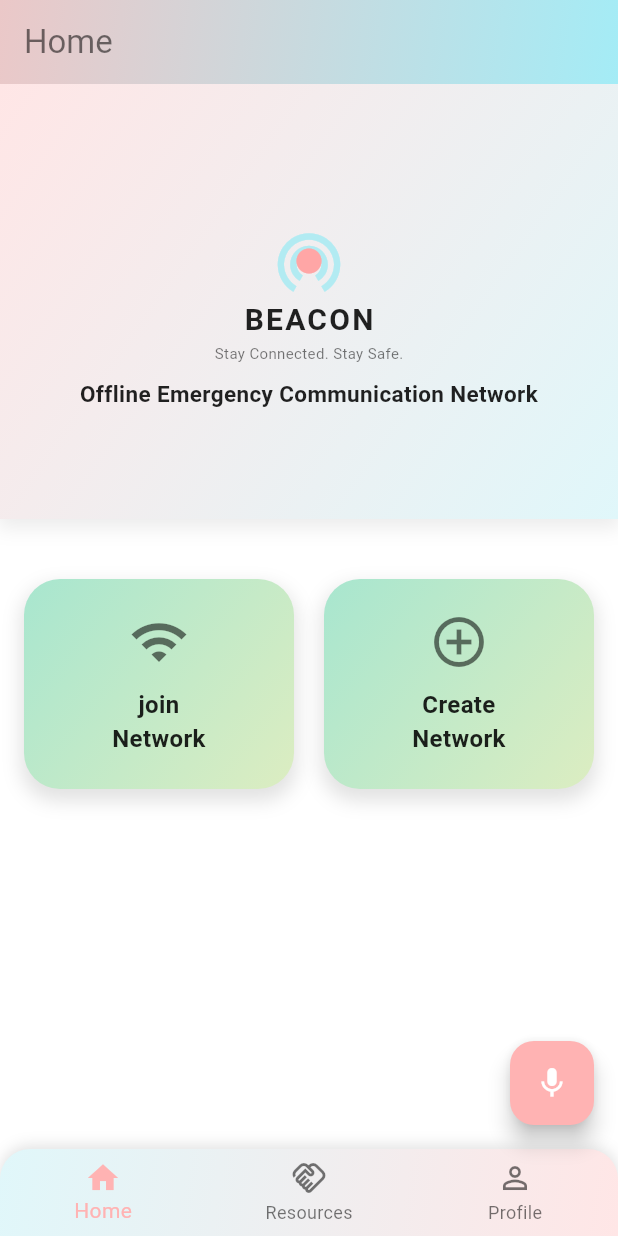
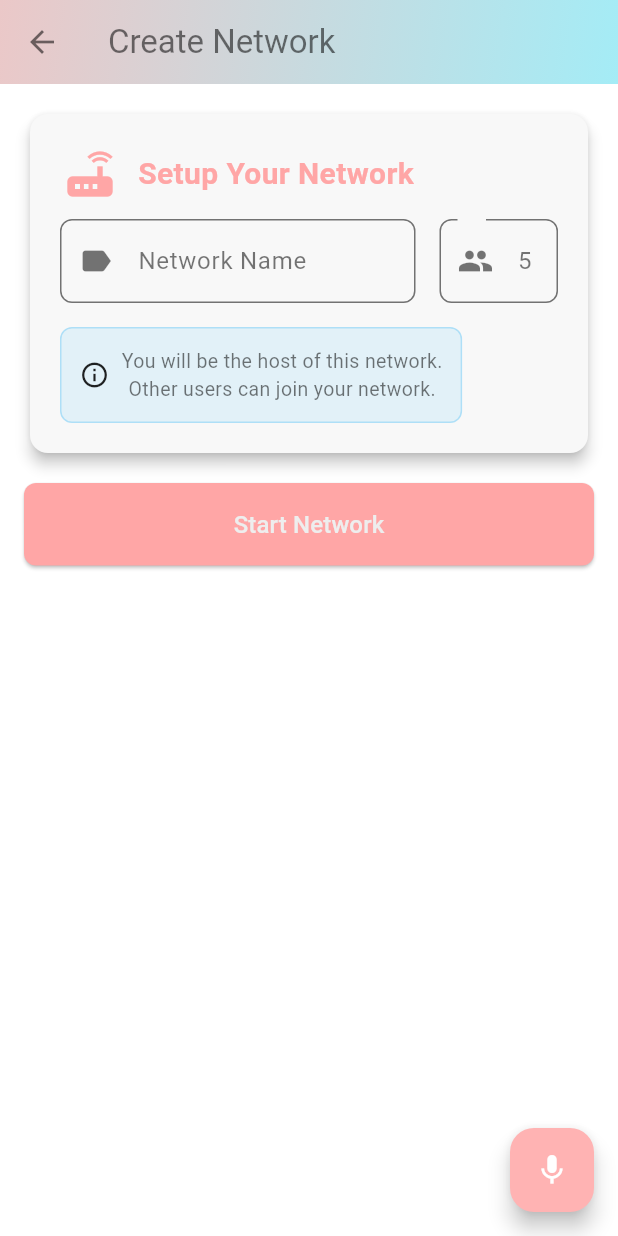
Before and after one commit to Hagerh/-BEACON-app-, a Flutter app: the screen it shows after launch, after a tap on an icon or button, on a phone screen of 412 x 824 dp. Run offline on Flutter 3.47's test engine with Material 3 defaults, Android fonts, the phone set to English and light mode, and no system bars.

Commit message:
Create Network Screen (Server)

```diff
--- a/lib/constants/settings.dart
+++ b/lib/constants/settings.dart
@@ -1,5 +1,6 @@
 const landingScreen = '/';
 const networkScreen = '/network';
+const createNetworkScreen = '/create_network';
 const profileScreen = '/profile';
 const chatScreen = '/chat';
 const resourceScreen = '/resources';
--- a/lib/main.dart
+++ b/lib/main.dart
@@ -2,6 +2,7 @@ import 'package:flutter/material.dart';
 import 'package:projectdemo/constants/colors.dart';
 import 'package:projectdemo/presentation/screens/landing_screen.dart';
 import 'package:projectdemo/presentation/screens/joinNetworks_screen.dart';
+import 'package:projectdemo/presentation/screens/createNetwork_screen.dart';
 import 'package:projectdemo/presentation/screens/profile_screen.dart';
 import 'package:projectdemo/constants/settings.dart';
 import 'package:projectdemo/presentation/screens/resourceSharing_screen.dart';
@@ -17,7 +18,7 @@ class MyApp extends StatelessWidget {
   Widget build(BuildContext context) {
     return MaterialApp(
       debugShowCheckedModeBanner: false,
-      title: 'Flutter Demo',
+      title: 'BEACON Network',
       theme: ThemeData(
         brightness: Brightness.dark,
         scaffoldBackgroundColor: AppColors.primaryBackground,
@@ -35,6 +36,7 @@ class MyApp extends StatelessWidget {
       routes: {
         landingScreen: (context) => LandingScreen(),
         networkScreen: (context) => Joinnetworkscreen(),
+        createNetworkScreen: (context) => CreateNetworkScreen(),
         profileScreen: (context) => ProfileScreen(),
         // '/chat': (context) => ChatScreen(),
         resourceScreen: (context) => ResourceSharingScreen(),
--- a/lib/presentation/screens/createNetwork_screen.dart
+++ b/lib/presentation/screens/createNetwork_screen.dart
@@ -0,0 +1,577 @@
+import 'dart:async';
+import 'package:flutter/material.dart';
+import 'package:projectdemo/constants/colors.dart';
+import 'package:projectdemo/presentation/widgets/voice_widget.dart';
+
+class ConnectedUser {
+  final String id;
+  final String name;
+  final String joinedAt;
+  final int maxConnections = 5;
+
+  ConnectedUser({required this.id, required this.name, required this.joinedAt});
+}
+
+class CreateNetworkScreen extends StatefulWidget {
+  const CreateNetworkScreen({super.key});
+
+  @override
+  State<CreateNetworkScreen> createState() => _CreateNetworkScreenState();
+}
+
+class _CreateNetworkScreenState extends State<CreateNetworkScreen> {
+  final TextEditingController _networkNameController = TextEditingController();
+  final TextEditingController _networkMaxConnectionsController =
+      TextEditingController(text: '5');
+  bool _isNetworkActive = false; /////////
+  bool _isStarting = false;
+  List<ConnectedUser> _connectedUsers = [];
+  String _networkId = '';
+
+  @override
+  void initState() {
+    super.initState();
+  }
+
+  /////////////////
+  @override
+  void dispose() {
+    _networkNameController.dispose();
+    _networkMaxConnectionsController.dispose();
+    super.dispose();
+  }
+
+  void _startNetwork() async {
+    if (_networkNameController.text.trim().isEmpty) {
+      ScaffoldMessenger.of(context).showSnackBar(
+        const SnackBar(
+          content: Text('Enter a network name'),
+          backgroundColor: AppColors.alertRed,
+        ),
+      );
+      return;
+    }
+
+    setState(() {
+      _isStarting = true;
+    });
+
+    // Simulate network initialization
+    await Future.delayed(const Duration(seconds: 2));
+
+    setState(() {
+      _isStarting = false;
+      _isNetworkActive = true;
+      _networkId = 'BEACON-${DateTime.now().millisecondsSinceEpoch % 10000}';
+    });
+
+    // Start listening for connections (mock data for now)
+    _listenForConnections();
+  }
+
+  // TODO: Implement real peer connection service
+  void _listenForConnections() {
+    setState(() {
+      _connectedUsers.add(
+        ConnectedUser(
+          id: '${_connectedUsers.length + 1}',
+          name: 'Device ${_connectedUsers.length + 1}',
+          joinedAt: DateTime.now().toString(),
+        ),
+      );
+      _connectedUsers.add(
+        ConnectedUser(
+          id: '${_connectedUsers.length + 1}',
+          name: 'Device ${_connectedUsers.length + 1}',
+          joinedAt: DateTime.now().toString(),
+        ),
+      );
+    });
+  }
+
+  void _stopNetwork() {
+    setState(() {
+      _isNetworkActive = false;
+      _connectedUsers.clear();
+      _networkId = '';
+    });
+
+    ScaffoldMessenger.of(context).showSnackBar(
+      const SnackBar(
+        content: Text('Network stopped successfully'),
+        backgroundColor: AppColors.alertRed,
+      ),
+    );
+  }
+
+  void _disconnectUser(ConnectedUser user) {
+    setState(() {
+      _connectedUsers.remove(user);
+    });
+
+    ScaffoldMessenger.of(context).showSnackBar(
+      SnackBar(
+        content: Text('${user.name} has been disconnected'),
+        backgroundColor: AppColors.alertRed,
+      ),
+    );
+  }
+
+  @override
+  Widget build(BuildContext context) {
+    return Scaffold(
+      appBar: AppBar(
+        title: const Text("Create Network"),
+        flexibleSpace: Container(
+          decoration: const BoxDecoration(
+            gradient: LinearGradient(
+              begin: Alignment.topLeft,
+              end: Alignment.bottomRight,
+              colors: [
+                Color.fromARGB(255, 235, 200, 200),
+                Color.fromARGB(255, 164, 236, 246),
+              ],
+            ),
+          ),
+        ),
+      ),
+      body: SingleChildScrollView(
+        child: Padding(
+          padding: const EdgeInsets.all(16.0),
+          child: Column(
+            crossAxisAlignment: CrossAxisAlignment.stretch,
+            children: [
+              if (!_isNetworkActive) ...[
+                _buildNetworkSetupCard(),
+                const SizedBox(height: 16),
+                _buildStartButton(),
+              ] else ...[
+                _buildNetworkInfoCard(),
+                const SizedBox(height: 16),
+                _buildConnectedUsers(),
+                const SizedBox(height: 16),
+                _buildStopButton(),
+              ],
+            ],
+          ),
+        ),
+      ),
+      floatingActionButton: const VoiceWidget(),
+    );
+  }
+
+  Widget _buildNetworkSetupCard() {
+    return Card(
+      elevation: 4,
+      shape: RoundedRectangleBorder(borderRadius: BorderRadius.circular(12)),
+      child: Padding(
+        padding: const EdgeInsets.all(20.0),
+        child: Column(
+          crossAxisAlignment: CrossAxisAlignment.start,
+          children: [
+            Row(
+              children: [
+                Icon(Icons.router, color: AppColors.alertRed, size: 40),
+                const SizedBox(width: 12),
+                Text(
+                  'Setup Your Network',
+                  style: TextStyle(
+                    fontSize: 20,
+                    fontWeight: FontWeight.bold,
+                    color: AppColors.alertRed,
+                  ),
+                ),
+              ],
+            ),
+            const SizedBox(height: 10),
+            Row(
+              children: [
+                const SizedBox(height: 20),
+                Expanded(
+                  flex: 3,
+                  child: TextField(
+                    controller: _networkNameController,
+                    decoration: InputDecoration(
+                      labelText: 'Network Name',
+                      hintText: 'Enter a name for your network',
+                      prefixIcon: const Icon(Icons.label),
+                      border: OutlineInputBorder(
+                        borderRadius: BorderRadius.circular(8),
+                      ),
+                      filled: true,
+                      fillColor: AppColors.secondaryBackground,
+                    ),
+                  ),
+                ),
+                const SizedBox(width: 16),
+                Expanded(
+                  flex: 1,
+                  child: TextField(
+                    controller: _networkMaxConnectionsController,
+                    keyboardType: TextInputType.number,
+                    decoration: InputDecoration(
+                      labelText: 'Max Connections',
+                      prefixIcon: const Icon(Icons.people),
+                      border: OutlineInputBorder(
+                        borderRadius: BorderRadius.circular(8),
+                      ),
+                      filled: true,
+                      fillColor: AppColors.secondaryBackground,
+                    ),
+                  ),
+                ),
+              ],
+            ),
+
+            const SizedBox(height: 16),
+            Row(
+              mainAxisSize: MainAxisSize.min,
+              mainAxisAlignment: MainAxisAlignment.center,
+              children: [
+                Container(
+                  padding: const EdgeInsets.all(12),
+                  decoration: BoxDecoration(
+                    color: AppColors.infoBlue.withValues(alpha: 0.3),
+                    borderRadius: BorderRadius.circular(8),
+                    border: Border.all(color: AppColors.infoBlue),
+                  ),
+                  child: Row(
+                    children: [
+                      Icon(
+                        Icons.info_outline,
+                        color: AppColors.textPrimary,
+                        size: 20,
+                      ),
+                      const SizedBox(width: 8),
+                      Column(
+                        children: [
+                          Text(
+                            'You will be the host of this network.',
+                            style: TextStyle(
+                              fontSize: 13,
+                              color: AppColors.textSecondary,
+                            ),
+                          ),
+                          Text(
+                            'Other users can join your network.',
+                            style: TextStyle(
+                              fontSize: 13,
+                              color: AppColors.textSecondary,
+                            ),
+                          ),
+                        ],
+                      ),
+                    ],
+                  ),
+                ),
+              ],
+            ),
+          ],
+        ),
+      ),
+    );
+  }
+
+  Widget _buildStartButton() {
+    return ElevatedButton(
+      onPressed: _isStarting ? null : _startNetwork,
+      style: ElevatedButton.styleFrom(
+        backgroundColor: AppColors.alertRed,
+        padding: const EdgeInsets.symmetric(vertical: 16),
+        shape: RoundedRectangleBorder(borderRadius: BorderRadius.circular(8)),
+      ),
+      child: _isStarting
+          ? Row(
+              mainAxisAlignment: MainAxisAlignment.center,
+              children: [
+                SizedBox(
+                  width: 20,
+                  height: 20,
+                  child: CircularProgressIndicator(
+                    strokeWidth: 2,
+                    color: AppColors.textPrimary,
+                  ),
+                ),
+                const SizedBox(width: 12),
+                Text(
+                  'Starting Network...',
+                  style: TextStyle(
+                    fontSize: 16,
+                    fontWeight: FontWeight.bold,
+                    color: AppColors.textPrimary,
+                  ),
+                ),
+              ],
+            )
+          : Text(
+              'Start Network',
+              style: TextStyle(fontSize: 16, color: AppColors.borderLight),
+            ),
+    );
+  }
+
+  Widget _buildNetworkInfoCard() {
+    return Card(
+      elevation: 4,
+      shape: RoundedRectangleBorder(borderRadius: BorderRadius.circular(12)),
+      color: AppColors.resourceNeed,
+      child: Padding(
+        padding: const EdgeInsets.all(20),
+        child: Column(
+          crossAxisAlignment: CrossAxisAlignment.start,
+          children: [
+            Row(
+              children: [
+                Container(
+                  padding: const EdgeInsets.all(8),
+                  decoration: BoxDecoration(
+                    color: Colors.white,
+                    shape: BoxShape.circle,
+                  ),
+                  child: Icon(Icons.check, color: Colors.lightGreen, size: 24),
+                ),
+                const SizedBox(width: 12),
+                Text(
+                  'Network Active',
+                  style: TextStyle(
+                    fontSize: 20,
+                    fontWeight: FontWeight.bold,
+                    color: Colors.white,
+                  ),
+                ),
+              ],
+            ),
+            const SizedBox(height: 16),
+            _buildInfoRow(
+              Icons.label,
+              'Network Name',
+              _networkNameController.text,
+            ),
+            const SizedBox(height: 16),
+            _buildInfoRow(Icons.tag, 'Network ID', _networkId),
+            const SizedBox(height: 16),
+            _buildInfoRow(
+              Icons.people,
+              'Connected Users',
+              '${_connectedUsers.length} / ${_networkMaxConnectionsController.text}',
+            ),
+            const SizedBox(height: 12),
+            _buildInfoRow(
+              Icons.signal_wifi_4_bar,
+              'Status',
+              'Listening for connections...',
+            ),
+          ],
+        ),
+      ),
+    );
+  }
+
+  Widget _buildInfoRow(IconData icon, String label, String value) {
+    return Row(
+      children: [
+        Icon(icon, size: 25, color: AppColors.textSecondary),
+        const SizedBox(width: 8),
+        Text(
+          '$label: ',
+          style: TextStyle(
+            fontSize: 18,
+            color: AppColors.textSecondary,
+            fontWeight: FontWeight.w500,
+          ),
+        ),
+        Expanded(
+          child: Text(
+            value,
+            style: TextStyle(
+              fontSize: 18,
+              color: AppColors.textSecondary,
+              fontWeight: FontWeight.bold,
+              fontStyle: FontStyle.italic,
+            ),
+          ),
+        ),
+      ],
+    );
+  }
+
+  Widget _buildConnectedUsers() {
+    return Column(
+      crossAxisAlignment: CrossAxisAlignment.start,
+      children: [
+        Text(
+          'Connected Devices:',
+          style: TextStyle(
+            fontSize: 18,
+            fontWeight: FontWeight.bold,
+            color: AppColors.textPrimary,
+          ),
+        ),
+        const SizedBox(height: 12),
+        _connectedUsers.isEmpty
+            ? Card(
+                child: Padding(
+                  padding: const EdgeInsets.all(24.0),
+                  child: Center(
+                    child: Column(
+                      children: [
+                        Icon(
+                          Icons.devices,
+                          size: 48,
+                          color: AppColors.textSecondary,
+                        ),
+                        const SizedBox(height: 12),
+                        Text(
+                          'No devices connected yet',
+                          style: TextStyle(
+                            color: AppColors.textSecondary,
+                            fontSize: 14,
+                          ),
+                        ),
+                        const SizedBox(height: 8),
+                        Text(
+                          'Waiting for users to join...',
+                          style: TextStyle(
+                            color: AppColors.textSecondary,
+                            fontSize: 12,
+                          ),
+                        ),
+                      ],
+                    ),
+                  ),
+                ),
+              )
+            : ListView.builder(
+                shrinkWrap: true,
+                physics: const NeverScrollableScrollPhysics(),
+                itemCount: _connectedUsers.length,
+                itemBuilder: (context, index) {
+                  final user = _connectedUsers[index];
+                  return Card(
+                    margin: const EdgeInsets.only(bottom: 8),
+                    child: ListTile(
+                      leading: CircleAvatar(
+                        backgroundColor: AppColors.connectionTeal,
+                        child: Icon(Icons.person, color: AppColors.textPrimary),
+                      ),
+                      title: Text(
+                        user.name,
+                        style: TextStyle(
+                          fontWeight: FontWeight.bold,
+                          color: AppColors.textPrimary,
+                        ),
+                      ),
+                      subtitle: Column(
+                        crossAxisAlignment: CrossAxisAlignment.start,
+                        children: [
+                          const SizedBox(height: 4),
+                          Row(
+                            children: [
+                              Icon(Icons.fingerprint, size: 14),
+                              const SizedBox(width: 4),
+                              Text('ID: ${user.id}'),
+                            ],
+                          ),
+                          Row(
+                            children: [
+                              Icon(Icons.access_time, size: 14),
+                              const SizedBox(width: 4),
+                              Text('Joined: ${user.joinedAt}'),
+                            ],
+                          ),
+                        ],
+                      ),
+                      trailing: IconButton(
+                        icon: Icon(
+                          Icons.remove_circle_outline,
+                          color: AppColors.alertRed,
+                        ),
+                        onPressed: () => _showDisconnectAlert(user),
+                      ),
+                    ),
+                  );
+                },
+              ),
+      ],
+    );
+  }
+
+  Widget _buildStopButton() {
+    return ElevatedButton(
+      onPressed: () => _showStopAlert(),
+      style: ElevatedButton.styleFrom(
+        backgroundColor: AppColors.alertRed,
+        padding: const EdgeInsets.symmetric(vertical: 16),
+        shape: RoundedRectangleBorder(borderRadius: BorderRadius.circular(8)),
+      ),
+      child: Text(
+        'Stop Network',
+        style: TextStyle(
+          fontSize: 16,
+          fontWeight: FontWeight.bold,
+          color: Colors.white,
+        ),
+      ),
+    );
+  }
+
+  void _showStopAlert() {
+    showDialog(
+      context: context,
+      builder: (context) => AlertDialog(
+        title: const Text('Stop Network?'),
+        content: Text(
+          'Are you sure you want to stop the network? All ${_connectedUsers.length} connected users will be disconnected.',
+        ),
+        actions: [
+          TextButton(
+            onPressed: () => Navigator.pop(context),
+            child: const Text('Cancel'),
+          ),
+          ElevatedButton(
+            onPressed: () {
+              Navigator.pop(context);
+              _stopNetwork();
+            },
+            style: ElevatedButton.styleFrom(
+              backgroundColor: AppColors.alertRed,
+            ),
+            child: const Text(
+              'Stop Network',
+              style: TextStyle(color: Colors.white),
+            ),
+          ),
+        ],
+      ),
+    );
+  }
+
+  void _showDisconnectAlert(ConnectedUser user) {
+    showDialog(
+      context: context,
+      builder: (context) => AlertDialog(
+        title: const Text('Disconnect User'),
+        content: Text('Are you sure you want to disconnect ${user.name}?'),
+        actions: [
+          TextButton(
+            onPressed: () => Navigator.pop(context),
+            child: const Text('Cancel'),
+          ),
+          ElevatedButton(
+            onPressed: () {
+              Navigator.pop(context);
+              _disconnectUser(user);
+            },
+            style: ElevatedButton.styleFrom(
+              backgroundColor: AppColors.alertRed,
+            ),
+            child: const Text(
+              'Disconnect',
+              style: TextStyle(color: Colors.white),
+            ),
+          ),
+        ],
+      ),
+    );
+  }
+}
--- a/lib/presentation/screens/landing_screen.dart
+++ b/lib/presentation/screens/landing_screen.dart
@@ -5,21 +5,23 @@ import '../widgets/footer_widget.dart';
 
 import '../widgets/homeCard_widget.dart';
 
-
 class LandingScreen extends StatelessWidget {
   const LandingScreen({super.key});
 
   @override
   Widget build(BuildContext context) {
     return Scaffold(
-       appBar: AppBar(
+      appBar: AppBar(
         title: const Text("Home "),
         flexibleSpace: Container(
           decoration: const BoxDecoration(
             gradient: LinearGradient(
               begin: Alignment.topLeft,
               end: Alignment.bottomRight,
-              colors: [Color.fromARGB(255, 235, 200, 200), Color.fromARGB(255, 164, 236, 246)],
+              colors: [
+                Color.fromARGB(255, 235, 200, 200),
+                Color.fromARGB(255, 164, 236, 246),
+              ],
             ),
           ),
         ),
@@ -50,7 +52,7 @@ class LandingScreen extends StatelessWidget {
                   Expanded(
                     child: GestureDetector(
                       onTap: () {
-                        // TODO: handle Create action
+                        Navigator.pushNamed(context, '/create_network');
                       },
                       child: LandingpagebuttonsWidget(
                         text: "Create\nNetwork",
@@ -58,9 +60,7 @@ class LandingScreen extends StatelessWidget {
                       ),
                     ),
                   ),
-
                 ],
-
               ),
             ),
           ],
@@ -68,7 +68,6 @@ class LandingScreen extends StatelessWidget {
       ),
       floatingActionButton: const VoiceWidget(),
       bottomNavigationBar: const FooterWidget(currentPage: 0),
-
     );
   }
 }
```
Also changed, not shown: pubspec.lock.
